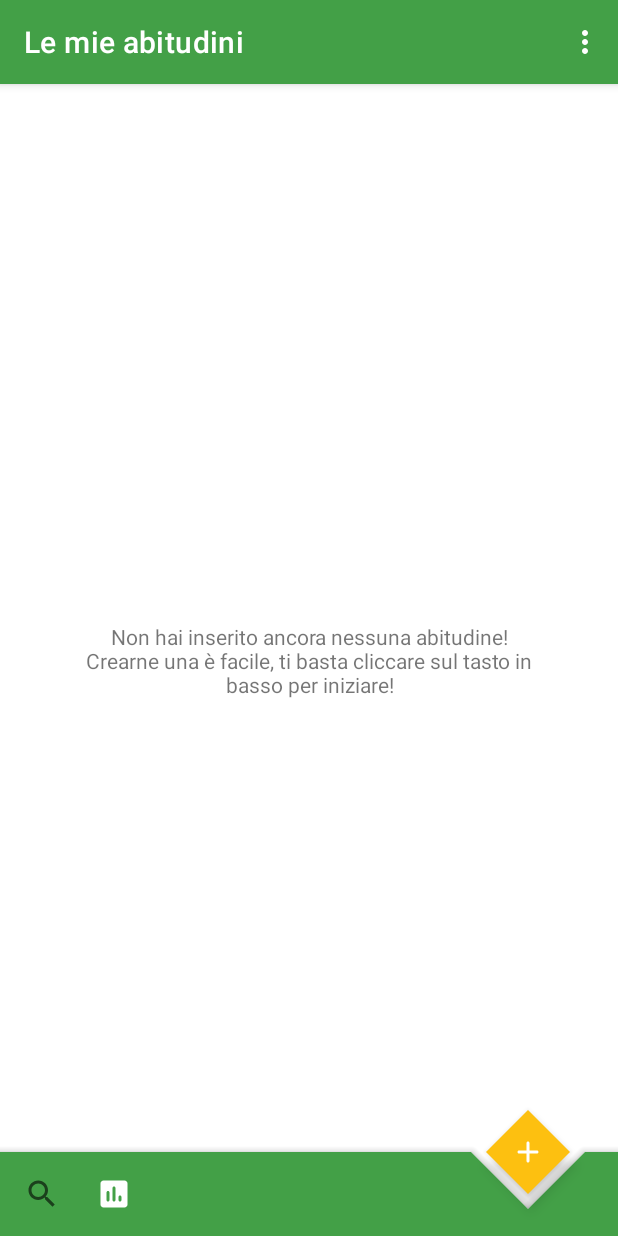
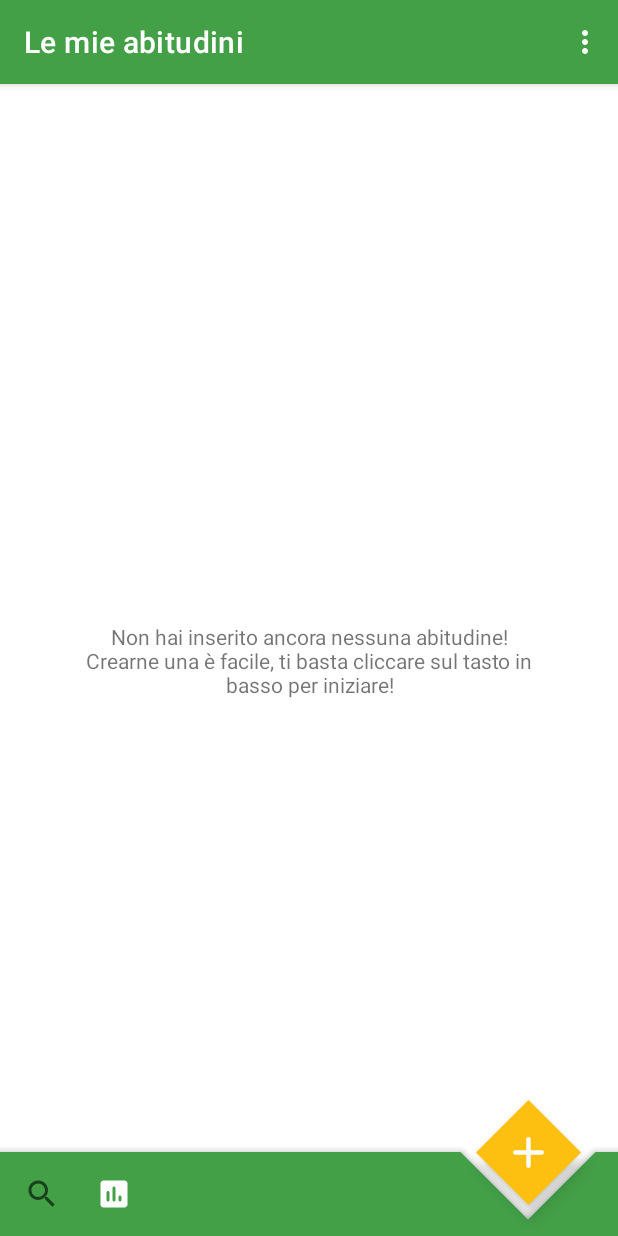
Before and after one commit to Juuzen/Sprout, an Android app: the screen it shows after launch (MainActivity), on a phone screen of 412 x 824 dp. Run offline under Robolectric (Android 15) with nearby library versions, the phone set to English and light mode, and no system bars; libraries missing offline, so code that uses them is left out: com.facebook.stetho, com.uphyca.stetho_realm, io.realm; 2 statements that could not run were skipped.

Commit message:
Bigger FAB

```diff
--- a/app/src/main/res/layout/activity_main.xml
+++ b/app/src/main/res/layout/activity_main.xml
@@ -54,6 +54,8 @@
         android:layout_width="wrap_content"
         android:layout_height="wrap_content"
         app:shapeAppearance="@style/FabDiamondOverlay"
+        app:fabCustomSize="70dp"
+        app:maxImageSize="35dp"
         android:src="@drawable/ic_add_24"
         app:layout_anchor="@id/bottomAppBar"
         app:tint="@color/whiteColor" />
```
